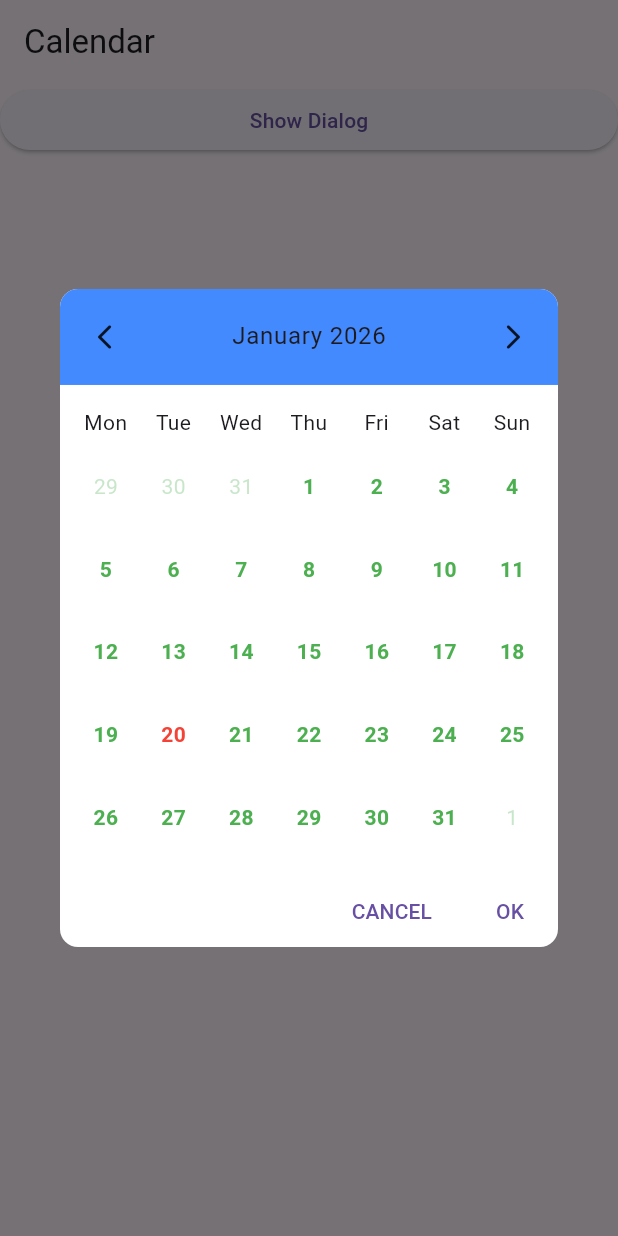
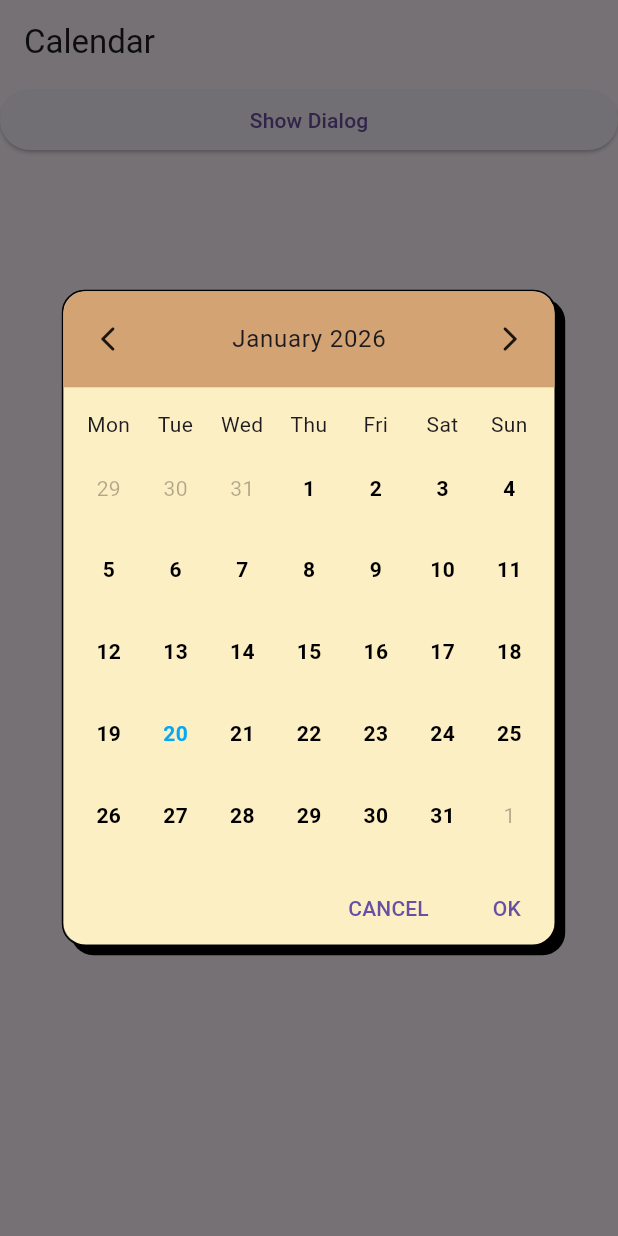
Before and after one commit to Fegartyx/custom-calendar-widget, a Flutter app: the screen it shows after launch, after a tap on "Show Dialog", on a phone screen of 412 x 824 dp. Run offline on Flutter 3.47's test engine with Material 3 defaults, Android fonts, the phone set to English and light mode, and no system bars; our stand-ins replace device_preview.

Commit message:
adding custom for width and height some color too

```diff
--- /dev/null
+++ b/devtools_options.yaml
@@ -0,0 +1,3 @@
+description: This file stores settings for Dart & Flutter DevTools.
+documentation: https://docs.flutter.dev/tools/devtools/extensions#configure-extension-enablement-states
+extensions:
--- a/lib/components/dialog/show_calendar_picker.dart
+++ b/lib/components/dialog/show_calendar_picker.dart
@@ -1,4 +1,3 @@
-import 'package:custom_date_time/components/utils/calendar_utils.dart';
 import 'package:flutter/material.dart';
 
 import '../calendar_widget.dart';
@@ -10,24 +9,42 @@ Future<DateTime?> showCalendarPicker({
   DateTime? initialEndDate,
   Color? backgroundColor,
   Color? backgroundHeaderColor,
+  Offset? boxShadowOffset,
   DatePickerMode mode = DatePickerMode.single,
-  ShapeBorder? shape,
+  BorderRadiusGeometry? borderRadius,
+  BoxBorder? border,
+  List<BoxShadow>? boxShadow,
   BoxConstraints? constraints,
   Widget? iconBack,
   Widget? iconNext,
+  Widget? cancelSubmitWidget,
   TextStyle? textHeaderStyle,
   TextStyle? textWeekStyle,
   Color? contentTodayTextColor,
   Color? contentBasicTextColor,
   Color? contentSelectedDateColor,
+  Color? boxShadowColor,
   double? contentFontSize,
 }) {
-  return showDialog(context: context, builder: (context) {
-    return Dialog(
-      shape: shape,
+  return showDialog(
+    context: context,
+    builder: (context) {
+      return Align(
+        alignment: Alignment.center,
+        child: Container(
           constraints: constraints,
+          decoration: BoxDecoration(
+            borderRadius: borderRadius ?? BorderRadius.circular(12),
+            border: border,
+            boxShadow: [
+              BoxShadow(
+                color: boxShadowColor ?? Colors.black,
+                offset: boxShadowOffset ?? const Offset(6, 6),
+              ),
+            ],
+          ),
           child: ClipRRect(
-        borderRadius: BorderRadius.circular(12),
+            borderRadius: borderRadius ?? BorderRadius.circular(12),
             child: mode.build(
               backgroundColor: backgroundColor,
               backgroundHeaderColor: backgroundHeaderColor,
@@ -42,16 +59,19 @@ Future<DateTime?> showCalendarPicker({
               initialEndDate: initialEndDate,
               initialStartDate: initialStartDate,
               backgroundColorSelected: contentSelectedDateColor,
+              cancelSubmitWidget: cancelSubmitWidget,
+            ),
           ),
         ),
       );
-  },);
+    },
+  );
 }
 
 class SingleSelectionCalendar extends StatefulWidget {
   final DateTime? initialDate;
   final Color? backgroundColor, backgroundHeaderColor, backgroundColorSelected;
-  final Widget? iconBack, iconNext;
+  final Widget? iconBack, iconNext, cancelSubmitWidget;
   final TextStyle? textHeaderStyle;
   final TextStyle? textWeekStyle;
   final Color? todayTextColor, basicTextColor;
@@ -70,6 +90,7 @@ class SingleSelectionCalendar extends StatefulWidget {
     this.basicTextColor,
     this.initialDate,
     this.backgroundColorSelected,
+    this.cancelSubmitWidget,
   });
 
   @override
@@ -128,6 +149,7 @@ class _SingleSelectionCalendarState extends State<SingleSelectionCalendar> {
                 },
               ),
               const SizedBox(height: 16),
+              widget.cancelSubmitWidget ??
                   Row(
                     mainAxisAlignment: MainAxisAlignment.end,
                     children: [
@@ -159,7 +181,7 @@ class RangeSelectionCalendar extends StatefulWidget {
   final DateTime? initialStartDate;
   final DateTime? initialEndDate;
   final Color? backgroundColor, backgroundHeaderColor, backgroundColorSelected;
-  final Widget? iconBack, iconNext;
+  final Widget? iconBack, iconNext, cancelSubmitWidget;
   final TextStyle? textHeaderStyle;
   final TextStyle? textWeekStyle;
   final Color? todayTextColor, basicTextColor;
@@ -180,6 +202,7 @@ class RangeSelectionCalendar extends StatefulWidget {
     this.todayTextColor,
     this.basicTextColor,
     this.backgroundColorSelected,
+    this.cancelSubmitWidget,
   });
 
   @override
@@ -202,6 +225,7 @@ class _RangeSelectionCalendarState extends State<RangeSelectionCalendar> {
           ),
           child: Column(
             crossAxisAlignment: CrossAxisAlignment.center,
+            mainAxisSize: MainAxisSize.min,
             children: [
               CalendarWidget.range(
                 fontSize: widget.fontSize,
@@ -228,11 +252,27 @@ class _RangeSelectionCalendarState extends State<RangeSelectionCalendar> {
                 // ],
               ),
               const SizedBox(height: 16),
-              Text(
-                "Selected Start Date : ${startDateNotifier.value?.format("dd MMMM yyyy") ?? "-"}",
+              widget.cancelSubmitWidget ??
+                  Row(
+                    mainAxisAlignment: MainAxisAlignment.end,
+                    children: [
+                      TextButton(
+                        onPressed: () {
+                          Navigator.of(context).pop();
+                        },
+                        child: const Text("CANCEL"),
                       ),
-              Text(
-                "Selected End Date : ${endDateNotifier.value?.format("dd MMMM yyyy") ?? "-"}",
+                      const SizedBox(width: 8),
+                      TextButton(
+                        onPressed: () {
+                          Navigator.pop(context, [
+                            startDateNotifier.value,
+                            endDateNotifier.value,
+                          ]);
+                        },
+                        child: const Text("OK"),
+                      ),
+                    ],
                   ),
             ],
           ),
@@ -255,8 +295,11 @@ extension DatePickerModeExtension on DatePickerMode {
     DateTime? initialEndDate,
     TextStyle? textHeaderStyle,
     TextStyle? textWeekStyle,
-    Color? todayTextColor, basicTextColor, backgroundColorSelected,
+    Color? todayTextColor,
+    basicTextColor,
+    backgroundColorSelected,
     double? fontSize,
+    Widget? cancelSubmitWidget,
   }) {
     switch (this) {
       case DatePickerMode.single:
@@ -272,6 +315,7 @@ extension DatePickerModeExtension on DatePickerMode {
           todayTextColor: todayTextColor,
           basicTextColor: basicTextColor,
           initialDate: initialDate,
+          cancelSubmitWidget: cancelSubmitWidget,
         );
       case DatePickerMode.range:
         return RangeSelectionCalendar(
@@ -286,6 +330,7 @@ extension DatePickerModeExtension on DatePickerMode {
           todayTextColor: todayTextColor,
           basicTextColor: basicTextColor,
           initialDate: initialDate,
+          cancelSubmitWidget: cancelSubmitWidget,
         );
     }
   }
--- a/lib/main.dart
+++ b/lib/main.dart
@@ -1,5 +1,4 @@
-import 'package:custom_date_time/components/calendar_widget.dart';
-import 'package:custom_date_time/components/utils/calendar_utils.dart';
+import 'package:device_preview/device_preview.dart';
 import 'package:flutter/material.dart' hide DatePickerMode;
 
 import 'components/dialog/show_calendar_picker.dart';
@@ -14,6 +13,8 @@ class MainApp extends StatelessWidget {
   @override
   Widget build(BuildContext context) {
     return MaterialApp(
+      locale: DevicePreview.locale(context),
+      builder: DevicePreview.appBuilder,
       home: Scaffold(
         appBar: AppBar(title: const Text('Calendar')),
         body: ListView(
@@ -21,23 +22,29 @@ class MainApp extends StatelessWidget {
             Builder(
               builder: (context) {
                 return ElevatedButton(
-                  onPressed: () {
-                    showCalendarPicker(
+                  onPressed: () async {
+                    final data = await showCalendarPicker(
                       context: context,
-                      backgroundColor: Colors.white,
-                      backgroundHeaderColor: Colors.blueAccent,
-                      shape: RoundedRectangleBorder(
-                        borderRadius: BorderRadius.circular(16),
+                      backgroundColor: const Color(0xFFFDEFC4),
+                      backgroundHeaderColor: const Color(0xFFD4A373),
+                      borderRadius: BorderRadius.circular(15),
+                      border: Border.all(color: Colors.black),
+                      mode: DatePickerMode.single,
+                      // contentBasicTextColor: Colors.green,
+                      // contentTodayTextColor: Colors.red,
+                      // contentSelectedDateColor: Colors.red,
+                      constraints: BoxConstraints(
+                        minWidth: MediaQuery.sizeOf(context).width * 0.4,
+                        maxWidth: MediaQuery.sizeOf(context).width * 0.8,
+                        minHeight: MediaQuery.sizeOf(context).height * 0.4,
+                        maxHeight: MediaQuery.sizeOf(context).height * 0.8,
                       ),
-                      mode: DatePickerMode.single,
-                      contentBasicTextColor: Colors.green,
-                      contentTodayTextColor: Colors.red,
-                      contentSelectedDateColor: Colors.red,
                     );
+                    debugPrint("data $data");
                   },
                   child: const Text('Show Dialog'),
                 );
-              }
+              },
             ),
             // const SingleSelectionCalendar(),
             // const SizedBox(height: 32),
--- a/pubspec.yaml
+++ b/pubspec.yaml
@@ -11,6 +11,7 @@ dependencies:
     sdk: flutter
 
   intl:
+  device_preview:
 
 dev_dependencies:
   flutter_test:
```
Also changed, not shown: pubspec.lock, 1 other file. Lines whose indentation alone changed are shown as unchanged.
